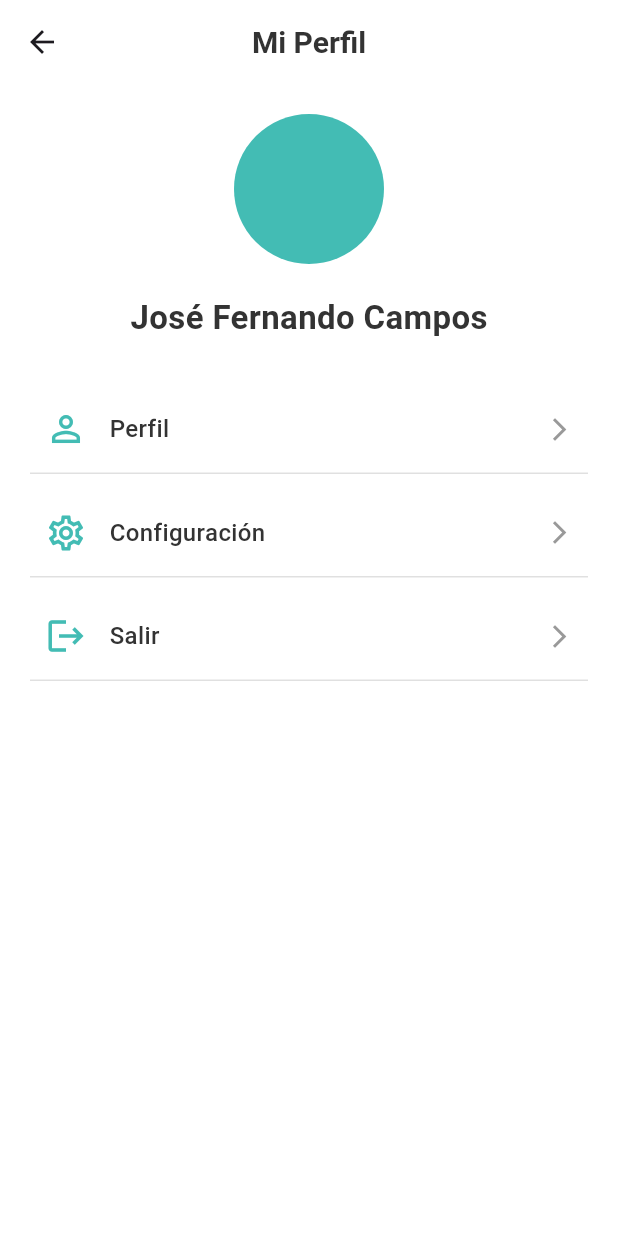
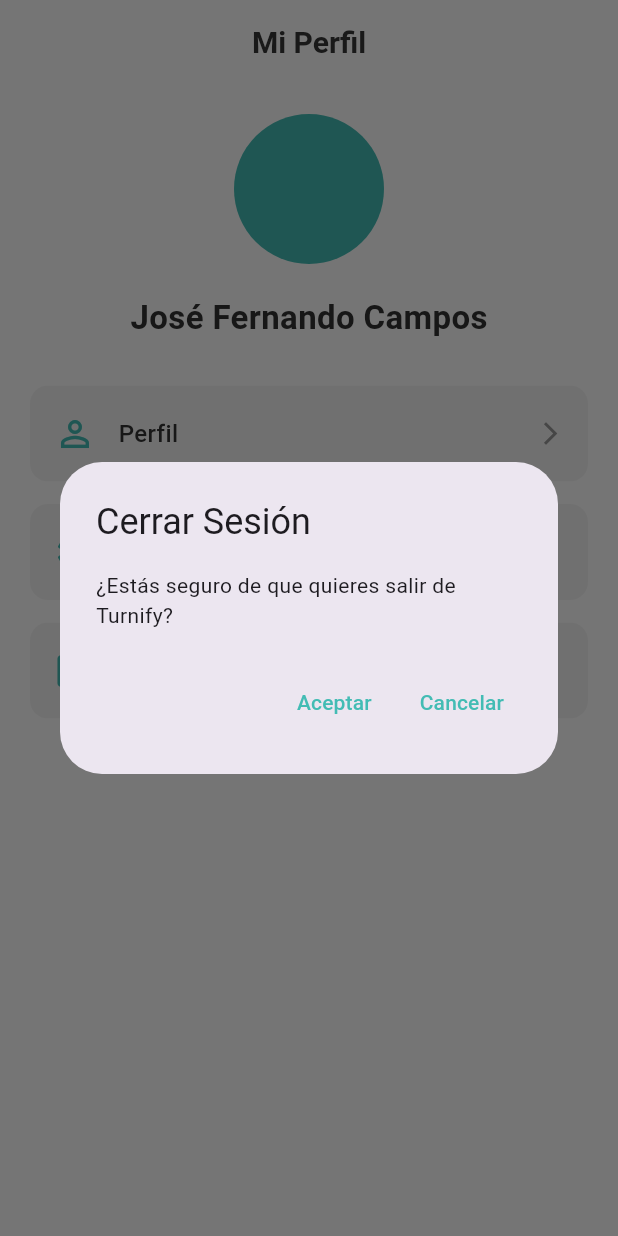
Before and after one commit to Kevin-Ballesteros/Turnify_app, a Flutter app: the PantallaPerfilCliente screen opened directly, after a tap on "Salir", on a phone screen of 412 x 824 dp. Run offline on Flutter 3.47's test engine with Material 3 defaults, Android fonts, the phone set to English and light mode, and no system bars.

Commit message:
He mejorado los botones y los colores al dashboard y la pantalla del perfil del cliente

```diff
--- a/lib/screens/pantalla_perfil_cliente.dart
+++ b/lib/screens/pantalla_perfil_cliente.dart
@@ -21,6 +21,41 @@ class PantallaPerfilCliente extends StatefulWidget {
 
 class _PantallaPerfilClienteState extends State<PantallaPerfilCliente> {
 
+  void _mostrarDialogoSalir() {
+    showDialog(
+      context: context,
+      builder: (BuildContext context) {
+        return AlertDialog(
+          title: Text('Cerrar Sesión'),
+          content: Text('¿Estás seguro de que quieres salir de Turnify?'),
+          actions: [
+            TextButton(
+              onPressed: () {
+                Navigator.of(context).pop(); // Cerrar el diálogo
+              },
+              child: Text(
+                'Aceptar',
+                style: TextStyle(color: TurnifyColors.primaryTeal),
+              ),
+            ),
+            TextButton(
+              onPressed: () {
+                Navigator.of(context).pop(); // Cerrar el diálogo
+                print('Cerrando sesión...');
+                // Aquí puedes agregar la lógica para cerrar sesión
+                // Por ejemplo: Navigator.pushAndRemoveUntil(...) para ir a login
+              },
+              child: Text(
+                'Cancelar',
+                style: TextStyle(color: TurnifyColors.primaryTeal),
+              ),
+            ),
+          ],
+        );
+      },
+    );
+  }
+
   @override
   Widget build(BuildContext context) {
     return Scaffold(
@@ -28,10 +63,11 @@ class _PantallaPerfilClienteState extends State<PantallaPerfilCliente> {
       appBar: AppBar(
         backgroundColor: TurnifyColors.white,
         elevation: 0,
-        title: Text(
+        automaticallyImplyLeading: false, // Quita la flecha de regreso
+        title: const Text(
           'Mi Perfil',
           style: TextStyle(
-            color: TurnifyColors.black,
+            color: Color.fromARGB(255, 54, 54, 54),
             fontSize: 20,
             fontWeight: FontWeight.w600,
           ),
@@ -68,7 +104,8 @@ class _PantallaPerfilClienteState extends State<PantallaPerfilCliente> {
               ),
               const SizedBox(height: 30),
 
-              // Opciones de perfil
+              // Opciones de perfil en cards
+
               _buildProfileOption(
                 icon: Icons.person_outline,
                 title: 'Perfil',
@@ -78,7 +115,7 @@ class _PantallaPerfilClienteState extends State<PantallaPerfilCliente> {
                   );
                 },
               ),
-              const SizedBox(height: 10),
+              const SizedBox(height: 15),
 
               _buildProfileOption(
                 icon: Icons.settings_outlined,
@@ -89,41 +126,39 @@ class _PantallaPerfilClienteState extends State<PantallaPerfilCliente> {
                   );
                 },
               ),
-              const SizedBox(height: 10),
+              const SizedBox(height: 15),
 
               _buildProfileOption(
                 icon: Icons.logout,
                 title: 'Salir',
-                onTap: () {
-                  print('Cerrar Sesión');
-                },
+                onTap: _mostrarDialogoSalir,
               ),
             ],
           ),
         ),
       ),
-      // Aquí iba el BottomNavigationBar que eliminamos
     );
   }
 
-  // Widget auxiliar para crear las opciones de perfil
     Widget _buildProfileOption({
     required IconData icon,
     required String title,
     required VoidCallback onTap,
     }) {
-    return GestureDetector(
+    return Material(
+      color: Colors.transparent, // permite usar InkWell ripple sobre cualquier fondo
+      child: InkWell(
         onTap: onTap,
+        borderRadius: BorderRadius.circular(12),
+        splashColor: const Color.fromARGB(255, 160, 160, 160).withOpacity(0.16),
+        highlightColor: const Color.fromARGB(255, 90, 90, 90).withOpacity(0.08),
+        child: Ink(
+          decoration: BoxDecoration(
+            color: TurnifyColors.cardBackground,
+            borderRadius: BorderRadius.circular(12),
+          ),
           child: Container(
-        padding: const EdgeInsets.symmetric(vertical: 15, horizontal: 10),
-        decoration: BoxDecoration(
-          border: Border(
-            bottom: BorderSide(
-              color: TurnifyColors.lightGray.withOpacity(0.3),
-              width: 1,
-            ),
-          ),
-        ),
+            padding: const EdgeInsets.symmetric(vertical: 18, horizontal: 16),
             child: Row(
               children: [
                 Icon(icon, color: TurnifyColors.primaryTeal, size: 28),
@@ -142,6 +177,8 @@ class _PantallaPerfilClienteState extends State<PantallaPerfilCliente> {
               ],
             ),
           ),
+        ),
+      ),
     );
   }
 }
```
Also changed, not shown: lib/screens/pantalla_dashboard_cliente.dart (+2 -6 lines). Lines whose indentation alone changed are shown as unchanged.
